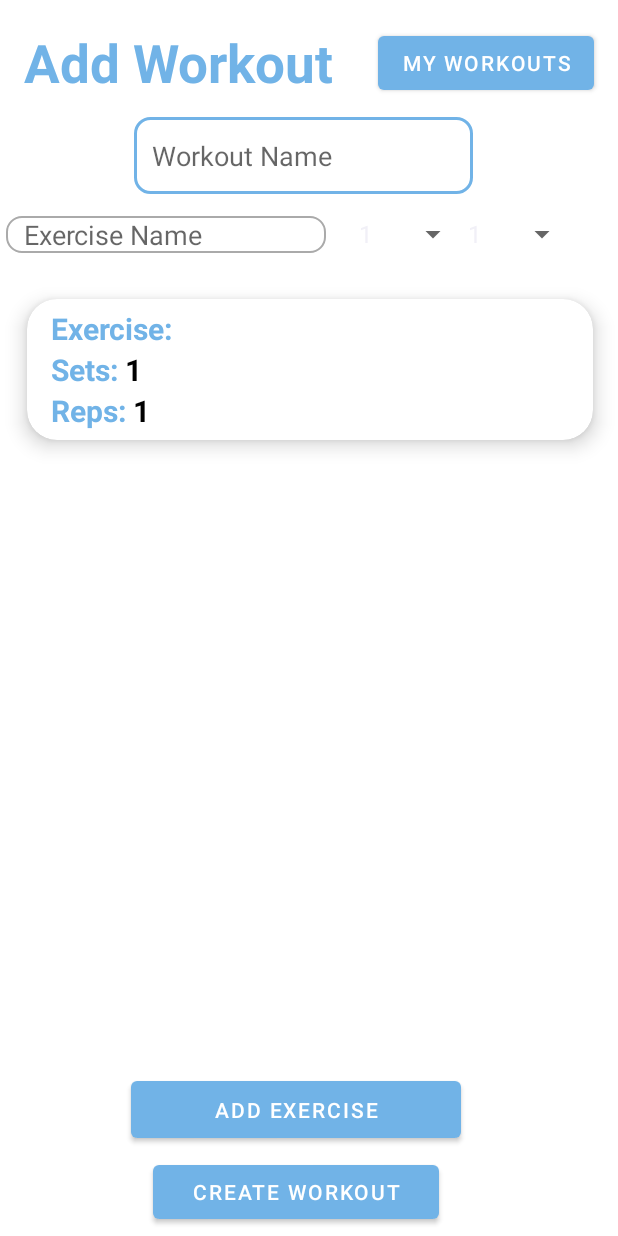
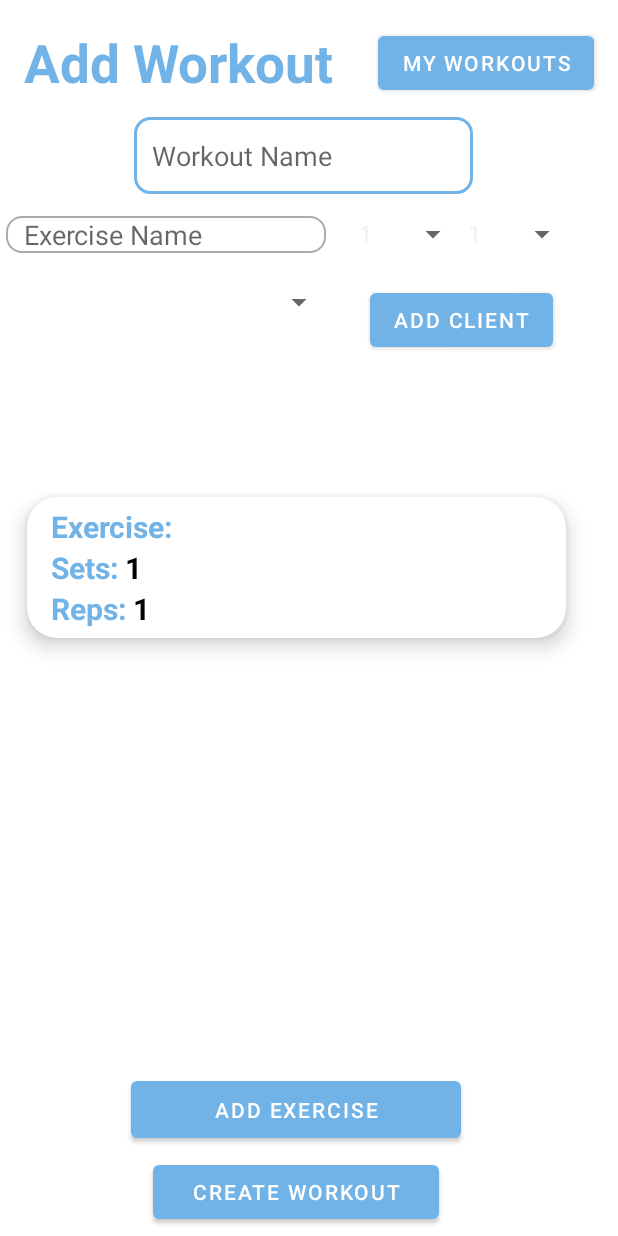
Before and after one commit to ivanstisins/YourPTNotebook, an Android app: the create_workout screen opened directly, with no data from a screen before it, after a tap on "ADD EXERCISE", on a phone screen of 412 x 824 dp. Run offline under Robolectric (Android 15) with nearby library versions, the light colour scheme and no system bars; our stand-ins replace Firebase (no records; nobody signed in at launch, a user with empty details on screens opened directly).

Commit message:
skeleton add client to workout finished and workout displays more info

```diff
--- a/app/src/main/java/com/example/yourptnotebook/CreateClass.java
+++ b/app/src/main/java/com/example/yourptnotebook/CreateClass.java
@@ -71,7 +71,6 @@ public class CreateClass extends AppCompatActivity {
                         if (document.exists()) {
                             ptrainer = document.toObject(Ptrainer.class);
                             workouts = ptrainer.workouts;
-                            students = ptrainer.students;
                             ArrayAdapter adapter = new ArrayAdapter(getApplicationContext(), android.R.layout.simple_spinner_item,workouts);
                             adapter.setDropDownViewResource(android.R.layout.simple_spinner_dropdown_item);
                             setWorkout.setAdapter(adapter);
--- a/app/src/main/java/com/example/yourptnotebook/Exercise.java
+++ b/app/src/main/java/com/example/yourptnotebook/Exercise.java
@@ -37,4 +37,9 @@ public class Exercise {
     public String getReps() {
         return reps;
     }
+
+    @Override
+    public String toString() {
+        return "Name: "+name+"\n"+"Sets: "+sets+"\n"+"Reps: "+reps+"\n";
+    }
 }
--- a/app/src/main/java/com/example/yourptnotebook/ManageWorkoutAdapter.java
+++ b/app/src/main/java/com/example/yourptnotebook/ManageWorkoutAdapter.java
@@ -46,6 +46,8 @@ public class ManageWorkoutAdapter extends RecyclerView.Adapter<ManageWorkoutAdap
         if(currentUser != null){
             Workout workout = ptWorkoutArrayList.get(position);
             holder.name.setText(workout.name);
+            holder.exercises.setText(workout.exercises.toString());
+            holder.clients.setText(workout.students.toString());
             DocumentReference dr = db.collection("ptrainer").document(currentUser.getUid());
             dr.get().addOnCompleteListener(new OnCompleteListener<DocumentSnapshot>() {
                 @Override
@@ -81,11 +83,15 @@ public class ManageWorkoutAdapter extends RecyclerView.Adapter<ManageWorkoutAdap
     public static class MyViewHolder extends RecyclerView.ViewHolder{
 
         TextView name;
+        TextView exercises;
+        TextView clients;
         Button removeWorkoutButton;
 
         public MyViewHolder(@NonNull View itemView) {
             super(itemView);
             name = itemView.findViewById(R.id.woName);
+            clients = itemView.findViewById(R.id.woClients);
+            exercises = itemView.findViewById(R.id.woExercises);
             removeWorkoutButton = itemView.findViewById(R.id.RemoveWorkoutButton);
         }
     }
--- a/app/src/main/java/com/example/yourptnotebook/create_workout.java
+++ b/app/src/main/java/com/example/yourptnotebook/create_workout.java
@@ -44,6 +44,8 @@ public class create_workout extends AppCompatActivity /*implements CreateExercis
     Button addExercise;
     Spinner setSets;
     Spinner setReps;
+    Spinner setClients;
+    Button addClients;
     EditText setExerciseName, workoutName;
     Exercise exercise;
     ArrayList<Exercise> exercises;
@@ -52,6 +54,12 @@ public class create_workout extends AppCompatActivity /*implements CreateExercis
     Button createWorkout;
     Workout workout;
     Button myWorkouts;
+    Ptrainer ptrainer;
+    ArrayList<Student> students;
+    ArrayList<Student> workoutstudents = new ArrayList<>();
+    TextView addedClients;
+
+
     @Override
     protected void onCreate(Bundle savedInstanceState) {
         super.onCreate(savedInstanceState);
@@ -78,10 +86,14 @@ public class create_workout extends AppCompatActivity /*implements CreateExercis
         ArrayAdapter adapter1 = new ArrayAdapter(getApplicationContext(), android.R.layout.simple_spinner_item,reps);
         adapter1.setDropDownViewResource(android.R.layout.simple_spinner_dropdown_item);
         setReps.setAdapter(adapter1);
+        setClients = findViewById(R.id.add_client_to_workout_spinner);
+        addClients = findViewById(R.id.add_client_to_workout_button);
+        addedClients = findViewById(R.id.list_clients_for_workout);
 
 
 
         if(currentUser != null){
+
             addExercise.setOnClickListener(new View.OnClickListener() {
                 @Override
                 public void onClick(View view) {
@@ -101,28 +113,42 @@ public class create_workout extends AppCompatActivity /*implements CreateExercis
             exerciseListAdapter = new ExerciseListAdapter(create_workout.this,exercises);
             exerciseList.setAdapter(exerciseListAdapter);
 
-            createWorkout.setOnClickListener(new View.OnClickListener() {
+            DocumentReference dr = db.collection("ptrainer").document(currentUser.getUid());
+            dr.get().addOnCompleteListener(new OnCompleteListener<DocumentSnapshot>() {
                 @Override
-                public void onClick(View view) {
-                    workout = new Workout(workoutName.getText().toString(), exercises);
-                    System.out.println(workout.getName());
+                public void onComplete(@NonNull Task<DocumentSnapshot> task) {
 
-                    DocumentReference dr = db.collection("ptrainer").document(currentUser.getUid());
-                    dr.get().addOnCompleteListener(new OnCompleteListener<DocumentSnapshot>() {
-                        @Override
-                        public void onComplete(@NonNull Task<DocumentSnapshot> task) {
-                            if (task.isSuccessful()) {
-                                DocumentSnapshot document = task.getResult();
-                                if(document.exists()){
-                                    //email.setText(document.getString("Username"));
-                                    Ptrainer ptrainer = document.toObject(Ptrainer.class);
+                    if (task.isSuccessful()) {
+                        DocumentSnapshot document = task.getResult();
+                        if (document.exists()) {
+                            ptrainer = document.toObject(Ptrainer.class);
+                            students = ptrainer.students;
+                            ArrayAdapter adapter1 = new ArrayAdapter(getApplicationContext(), android.R.layout.simple_spinner_item,students);
+                            adapter1.setDropDownViewResource(android.R.layout.simple_spinner_dropdown_item);
+                            setClients.setAdapter(adapter1);
+                            addClients.setOnClickListener(new View.OnClickListener() {
+                                @Override
+                                public void onClick(View view) {
+                                    Student state = (Student) setClients.getSelectedItem();
+                                    workoutstudents.add(state);
+                                    System.out.println(workoutstudents);
+                                    addedClients.setText("Added Clients\n"+workoutstudents.toString());
+                                }
+                            });
+
+                            createWorkout.setOnClickListener(new View.OnClickListener() {
+                                @Override
+                                public void onClick(View view) {
+                                    workout = new Workout(workoutName.getText().toString(), exercises);
+                                    workout.setStudents(workoutstudents);
                                     ptrainer.workouts.add(workout);
                                     db.collection("ptrainer").document(currentUser.getUid())
                                             .set(ptrainer, SetOptions.merge());
                                 }
-                            }
+                            });
+
                         }
-                    });
+                    }
                 }
             });
 
--- a/app/src/main/res/layout/activity_create_workout.xml
+++ b/app/src/main/res/layout/activity_create_workout.xml
@@ -82,12 +82,12 @@
 
     <androidx.recyclerview.widget.RecyclerView
         android:id="@+id/ExerciseList"
-        android:layout_width="409dp"
-        android:layout_height="360dp"
+        android:layout_width="391dp"
+        android:layout_height="228dp"
         android:layout_alignParentStart="true"
         android:layout_alignParentTop="true"
         android:layout_marginStart="2dp"
-        android:layout_marginTop="183dp" />
+        android:layout_marginTop="315dp" />
 
     <TextView
         android:id="@+id/title"
@@ -119,5 +119,37 @@
         app:layout_constraintTop_toTopOf="parent"
         app:srcCompat="@drawable/custom_button" />
 
+    <Button
+        android:id="@+id/add_client_to_workout_button"
+        android:layout_width="wrap_content"
+        android:layout_height="wrap_content"
+        android:layout_alignParentTop="true"
+        android:layout_alignParentEnd="true"
+        android:layout_marginTop="189dp"
+        android:layout_marginEnd="43dp"
+        android:text="Add Client" />
+
+    <Spinner
+        android:id="@+id/add_client_to_workout_spinner"
+        android:layout_width="195dp"
+        android:layout_height="wrap_content"
+        android:layout_alignParentStart="true"
+        android:layout_alignParentTop="true"
+        android:layout_marginStart="28dp"
+        android:layout_marginTop="189dp" />
+
+    <TextView
+
+        android:id="@+id/list_clients_for_workout"
+        android:textStyle="bold"
+        android:textColor="@color/black"
+        android:textSize="15dp"
+        android:layout_width="wrap_content"
+        android:layout_height="wrap_content"
+        android:layout_alignParentStart="true"
+        android:layout_alignParentTop="true"
+        android:layout_marginStart="86dp"
+        android:layout_marginTop="256dp" />
+
 
 </RelativeLayout>
```
Also changed, not shown: app/src/main/java/com/example/yourptnotebook/Workout.java (+12 -0 lines), app/src/main/res/layout/workout_list.xml (+51 -0 lines).
